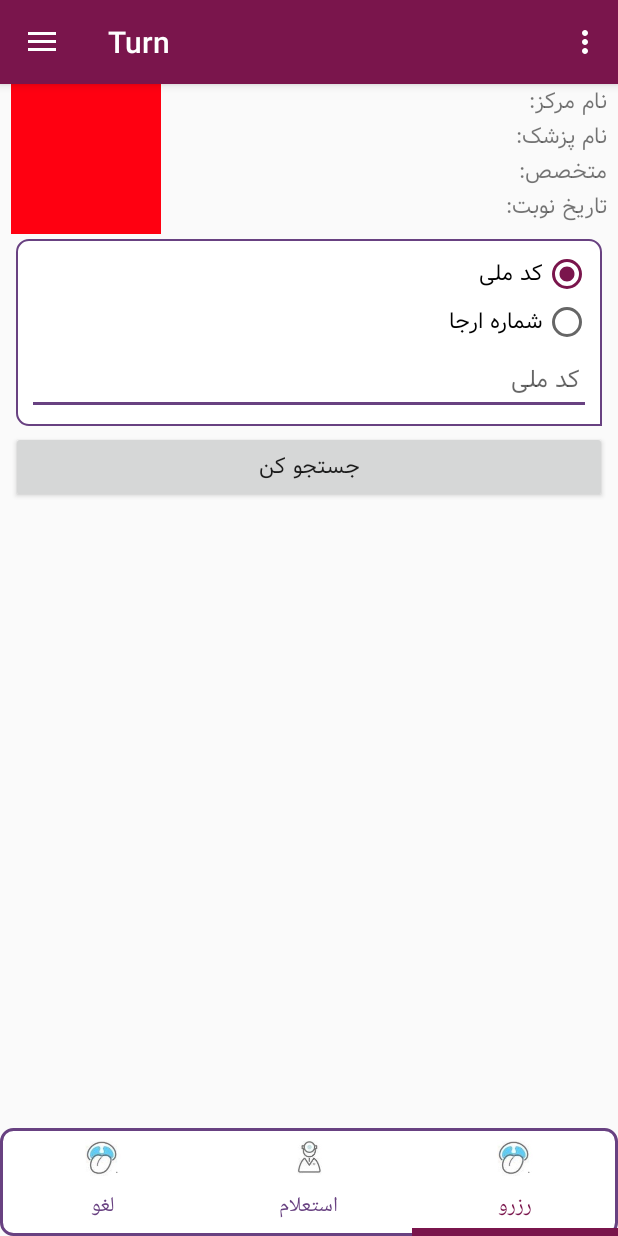
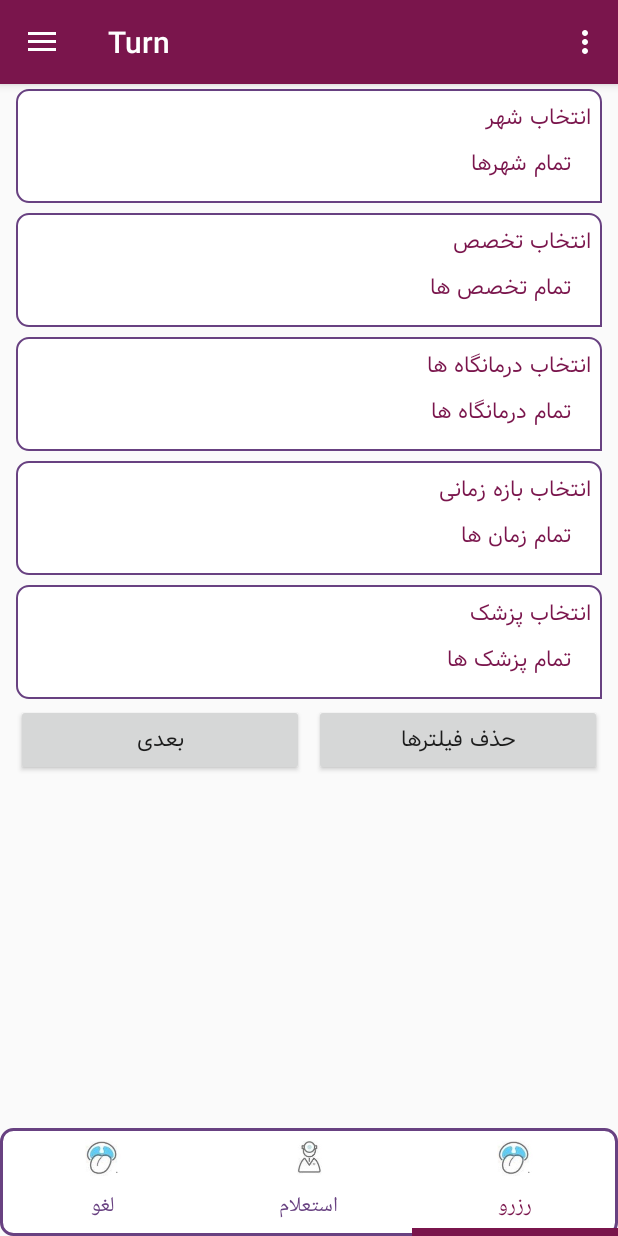
Before and after one commit to MeysamSMH7/turn, an Android app: the frTab_reserve screen opened directly, with no data from a screen before it, on a phone screen of 412 x 824 dp. Run offline under Robolectric (Android 15) with nearby library versions, the phone set to English and light mode, and no system bars.

Commit message:
edit paziresh v1

```diff
--- a/app/src/main/java/com/example/turn/Activity/Main/Fragment/frTab_reserve.java
+++ b/app/src/main/java/com/example/turn/Activity/Main/Fragment/frTab_reserve.java
@@ -54,6 +54,7 @@ public class frTab_reserve extends Fragment implements
     private Button btnFrRes_filter;
     private Button btnFrRes_next;
     //------------
+     private LinearLayout linearPazireshPage;
     private TextView txtPP_markazName;
     private TextView txtPP_doctorName;
     private TextView txtPP_motakhasesName;
@@ -69,10 +70,10 @@ public class frTab_reserve extends Fragment implements
     private RadioGroup radioGPPP_sex;
     private EditText edtFrPP_phone;
     private LinearLayout linearFrPP_City;
-    private EditText txtFrPP_city;
+    private TextView txtFrPP_city;
     private EditText edtFrPP_address;
     private LinearLayout linearFrPP_bime;
-    private EditText txtFrPP_bime;
+    private TextView txtFrPP_bime;
 
 
     public static frTab_reserve newInstance() {
@@ -86,14 +87,18 @@ public class frTab_reserve extends Fragment implements
     @Override
     public View onCreateView(LayoutInflater inflater, @Nullable ViewGroup container, @Nullable Bundle savedInstanceState) {
         View view = inflater.inflate(R.layout.fr_tab_reserve, container, false);
-// cods here
         selectFilters(view);
         paziresh(view);
+
+        linearSelectFilters.setVisibility(View.VISIBLE);
+        linearPazireshPage.setVisibility(View.GONE);
+        linearPazireshPage2.setVisibility(View.GONE);
 
         return view;
     }
 
     private void paziresh(View view) {
+        linearPazireshPage = view.findViewById(R.id.linearPazireshPage);
         txtPP_markazName = view.findViewById(R.id.txtPP_markazName);
         txtPP_doctorName = view.findViewById(R.id.txtPP_doctorName);
         txtPP_motakhasesName = view.findViewById(R.id.txtPP_motakhasesName);
@@ -136,11 +141,6 @@ public class frTab_reserve extends Fragment implements
         edtFrPP_address = view.findViewById(R.id.edtFrPP_address);
         linearFrPP_bime = view.findViewById(R.id.linearFrPP_bime);
         txtFrPP_bime = view.findViewById(R.id.txtFrPP_bime);
-
-
-
-
-
 
     }
 
@@ -279,6 +279,7 @@ public class frTab_reserve extends Fragment implements
             @Override
             public void onClick(View view) {
                 linearSelectFilters.setVisibility(View.GONE);
+                linearPazireshPage.setVisibility(View.VISIBLE);
             }
         });
 
@@ -292,7 +293,7 @@ public class frTab_reserve extends Fragment implements
     }
 
 
-    //  SearchView
+    //  SearchView -------------------------------------------------------------
     private ListView listSearchView;
     private ListViewAdapter adapterSearchView;
     private SearchView editsearchSearchView;
--- a/app/src/main/res/layout/fr_tab_reserve.xml
+++ b/app/src/main/res/layout/fr_tab_reserve.xml
@@ -14,6 +14,7 @@
             android:layout_height="match_parent"
             android:orientation="vertical">
 
+            <!--    linearSelectFilters        -->
             <LinearLayout
                 android:id="@+id/linearSelectFilters"
                 android:layout_width="match_parent"
@@ -208,12 +209,22 @@
 
             </LinearLayout>
 
+            <!--    linearPazireshPage         -->
+
             <LinearLayout
                 android:id="@+id/linearPazireshPage"
                 android:layout_width="match_parent"
                 android:layout_height="match_parent"
                 android:orientation="vertical">
 
+                <RelativeLayout
+                    android:layout_width="match_parent"
+                    android:layout_height="match_parent">
+
+                    <LinearLayout
+                        android:layout_width="match_parent"
+                        android:layout_height="match_parent"
+                        android:orientation="vertical">
 
                         <LinearLayout
                             android:layout_width="match_parent"
@@ -321,13 +332,14 @@
                             android:layout_height="wrap_content"
                             android:text="جستجو کن" />
 
+                        <!--    linearPazireshPage2         -->
 
                         <LinearLayout
                             android:id="@+id/linearPazireshPage2"
                             android:layout_width="match_parent"
                             android:layout_height="wrap_content"
-                    android:visibility="gone"
-                    android:orientation="vertical">
+                            android:orientation="vertical"
+                            android:visibility="gone">
 
 
                             <LinearLayout
@@ -606,8 +618,37 @@
 
                         </LinearLayout>
 
+                    </LinearLayout>
+
+                    <LinearLayout
+                        android:layout_width="match_parent"
+                        android:layout_height="wrap_content"
+                        android:layout_alignParentBottom="true"
+                        android:background="@color/colorAccent"
+                        android:orientation="horizontal">
+
+                        <Button
+                            android:layout_width="match_parent"
+                            android:layout_height="wrap_content"
+                            android:layout_marginLeft="3dp"
+                            android:layout_marginRight="3dp"
+                            android:layout_weight="0.5"
+                            android:text="بعدی" />
+
+                        <Button
+                            android:layout_width="match_parent"
+                            android:layout_height="wrap_content"
+                            android:layout_marginLeft="3dp"
+                            android:layout_marginRight="3dp"
+                            android:layout_weight="0.5"
+                            android:text="حذف فیلترها" />
 
                     </LinearLayout>
+
+                </RelativeLayout>
+
+            </LinearLayout>
+
 
         </LinearLayout>
 
```
Lines whose indentation alone changed are shown as unchanged.
